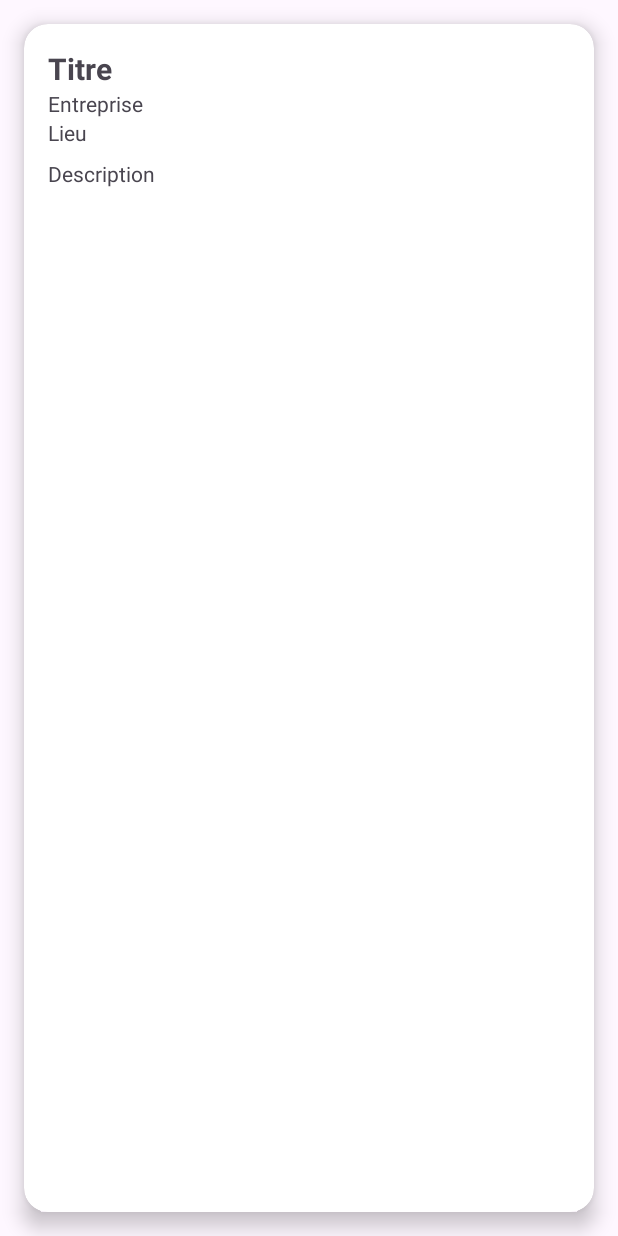
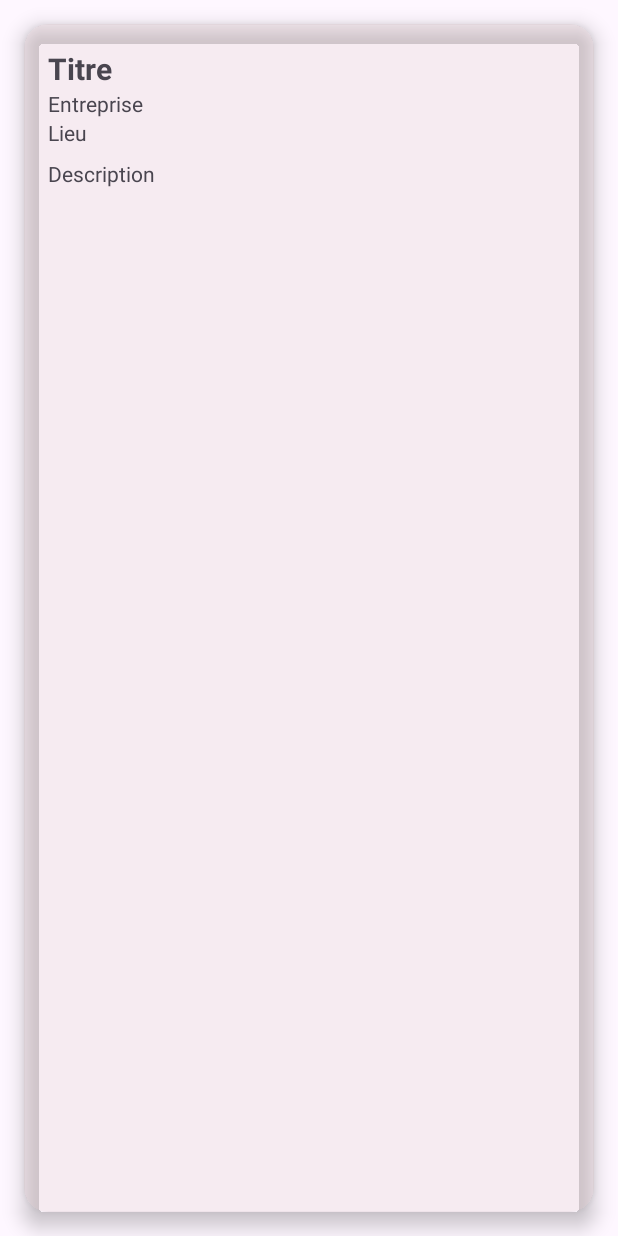
Before and after one commit to eyaCherni965/ProMatch-Mobile-, an Android app: the layout item_stage_card.xml on its own in the app's theme, with its tools: preview values and no code run, on a phone screen of 412 x 824 dp. Run offline under Robolectric (Android 15) with nearby library versions, the phone set to English and light mode, and no system bars.

Commit message:
layout + correction btn retour etat demande

```diff
--- a/app/src/main/java/com/vos_initiales/projet_integrateur/EtatDeMesDemandes.java
+++ b/app/src/main/java/com/vos_initiales/projet_integrateur/EtatDeMesDemandes.java
@@ -1,5 +1,6 @@
 package com.vos_initiales.projet_integrateur;
 
+import android.content.Intent;
 import android.os.Bundle;
 import android.widget.Button;
 import android.widget.Toast;
@@ -46,7 +47,9 @@ public class EtatDeMesDemandes extends AppCompatActivity {
         }
         Button btnRetour = findViewById(R.id.btnRetourProfil);
         btnRetour.setOnClickListener(v -> {
-            finish(); // ou startActivity vers ProfilE si tu veux forcer le retour
+            Intent intent = new Intent(EtatDeMesDemandes.this, ProfilE.class);
+            startActivity(intent);
+            finish();
         });
 
     }
--- a/app/src/main/res/layout/item_stage_card.xml
+++ b/app/src/main/res/layout/item_stage_card.xml
@@ -3,15 +3,16 @@
     xmlns:app="http://schemas.android.com/apk/res-auto"
     android:layout_width="match_parent"
     android:layout_height="match_parent"
+    android:layout_margin="16dp"
+    app:cardBackgroundColor="#2ED0B0B0"
     app:cardCornerRadius="16dp"
-    app:cardElevation="8dp"
-    android:layout_margin="16dp">
+    app:cardElevation="8dp">
 
     <LinearLayout
+        android:layout_width="match_parent"
+        android:layout_height="match_parent"
         android:orientation="vertical"
-        android:padding="16dp"
-        android:layout_width="match_parent"
-        android:layout_height="match_parent">
+        android:padding="16dp">
 
         <TextView
             android:id="@+id/titre_stage"
@@ -19,7 +20,7 @@
             android:layout_height="wrap_content"
             android:text="Titre"
             android:textSize="20sp"
-            android:textStyle="bold"/>
+            android:textStyle="bold" />
 
         <TextView
             android:id="@+id/entreprise_stage"
@@ -37,7 +38,7 @@
             android:id="@+id/desc_stage"
             android:layout_width="match_parent"
             android:layout_height="wrap_content"
-            android:text="Description"
-            android:paddingTop="8dp"/>
+            android:paddingTop="8dp"
+            android:text="Description" />
     </LinearLayout>
 </androidx.cardview.widget.CardView>
```
